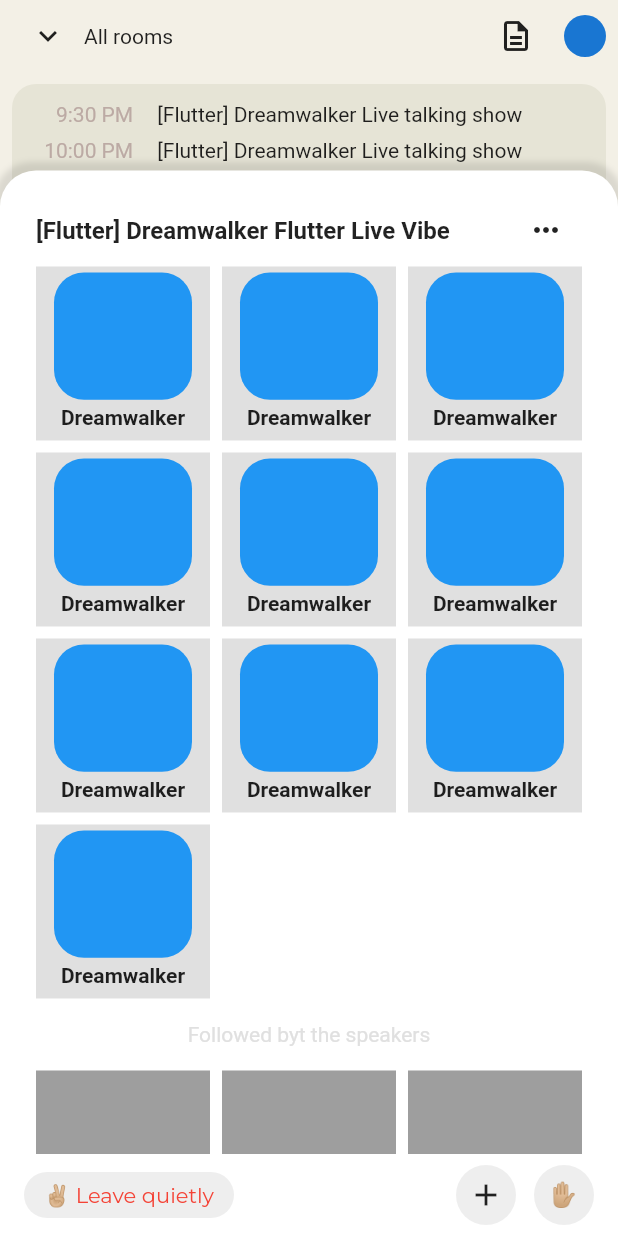
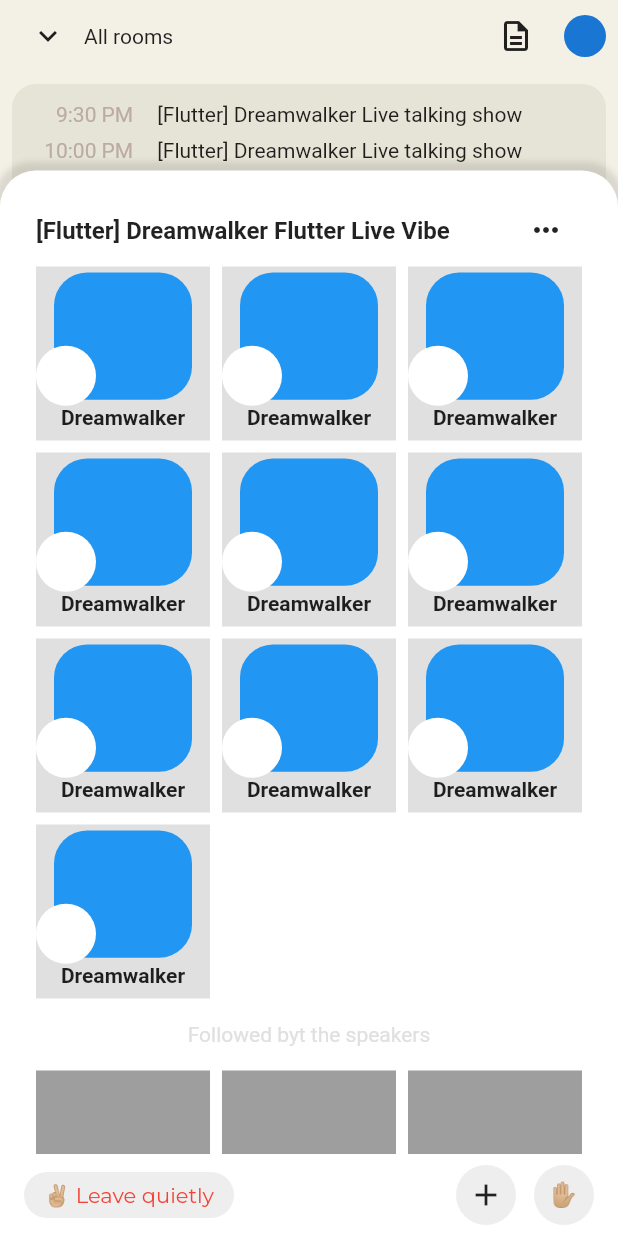
Before and after one commit to JAICHANGPARK/flutter_notebook_11th_story, a Flutter app: the screen it shows after launch, after a tap on the "apps" icon, after a tap on "+632", on a phone screen of 412 x 824 dp. Run offline on Flutter 3.47's test engine with Material 2 defaults, Android fonts, the phone set to English and light mode, and no system bars; drawn by our look-alikes of flutter_inner_drawer, flutter_slidable; our stand-ins replace backdrop, badges, google_fonts.

Commit message:
Update clubhouse_home_page.dart

```diff
--- a/lib/ep701_clubhouse/ui/clubhouse_home_page.dart
+++ b/lib/ep701_clubhouse/ui/clubhouse_home_page.dart
@@ -145,13 +145,20 @@ class _ClubhouseHomePageState extends State<ClubhouseHomePage> {
                                                       Positioned(child: Container(
                                                         decoration: BoxDecoration(
                                                           color: Colors.blue,
-                                                          borderRadius: BorderRadius.circular(20)
+                                                          borderRadius: BorderRadius.circular(22)
                                                         ),
                                                       ),
                                                       left: 12,
                                                       top: 4,
                                                       right: 12,
-                                                      bottom: 4,)
+                                                      bottom: 4,),
+                                                      Positioned(
+                                                          bottom: 0,
+                                                          left: 0,
+                                                          child: CircleAvatar(
+                                                        backgroundColor: Colors.white,
+                                                        child: Text(""),
+                                                      ))
                                                     ],
                                                   )),
                                               Expanded(
```
